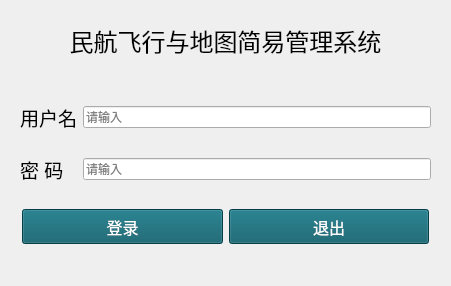
First picture: the form in page_login.ui, repository Sunbotao-1/Plane, before the edit.
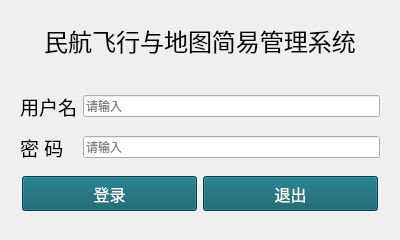
Second picture: the form after the edit. Icons and pictures are not drawn.

The edit to the form file:
```diff
--- a/page_login.ui
+++ b/page_login.ui
@@ -6,8 +6,8 @@
    <rect>
     <x>0</x>
     <y>0</y>
-    <width>451</width>
-    <height>286</height>
+    <width>400</width>
+    <height>240</height>
    </rect>
   </property>
   <property name="windowTitle">
```
